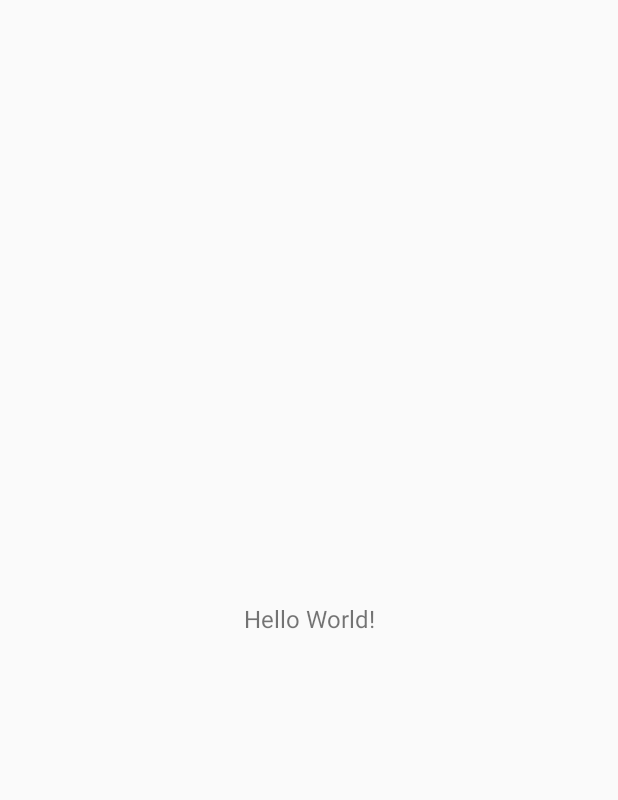
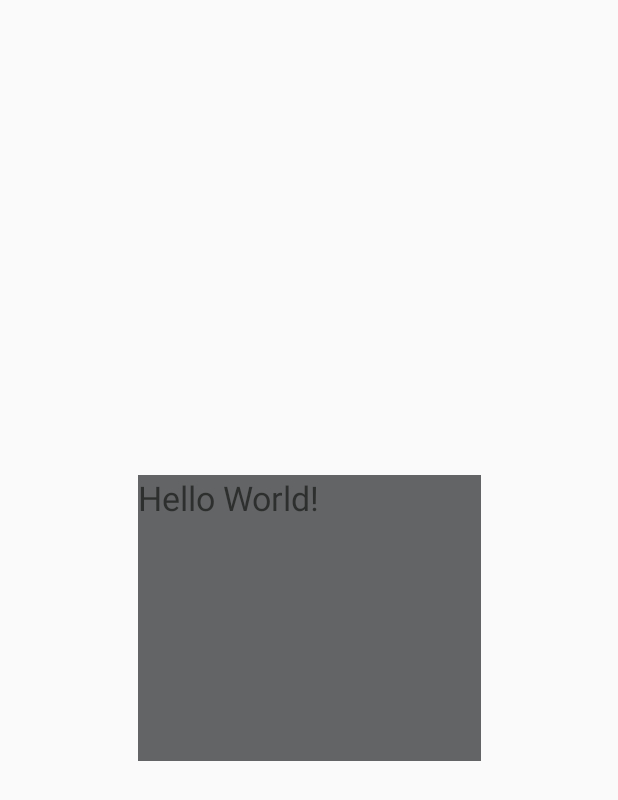
Before and after one commit to While1true/Demo22, an Android app: the screen it shows after launch (MainActivity), on a phone screen of 412 x 824 dp. Before the commit the part shown is almost empty. Shown: the top 800 px of the screen. Run offline under Robolectric (Android 15) with nearby library versions, the phone set to English and light mode, and no system bars.

Commit message:
屏幕适配

```diff
--- a/app/src/main/java/com/kxjsj/doctorassistant/Screen/AdjustUtils.java
+++ b/app/src/main/java/com/kxjsj/doctorassistant/Screen/AdjustUtils.java
@@ -46,9 +46,8 @@ public class AdjustUtils {
         /**
          * 同设计尺寸就直接返回
          */
-        checkIfNotNeedAdjust(application);
-//        if (checkIfNotNeedAdjust(application))
-//            return;
+        if (checkIfNotNeedAdjust(application))
+            return;
         /**
          * 获取相关参数
          */
@@ -193,9 +192,8 @@ public class AdjustUtils {
      * @param params
      */
     public static void adjustConstraintLayout(View child, ViewGroup.LayoutParams params) {
-        checkIfNotNeedAdjust(child.getContext());
-//        if (checkIfNotNeedAdjust(child.getContext()))
-//            return;
+        if (checkIfNotNeedAdjust(child.getContext()))
+            return;
         transformSize(child, (ConstraintLayout.LayoutParams) params);
         if (child instanceof ViewGroup && !(child instanceof ConstraintLayout))
             initChildViewGroup((ViewGroup) child, (ViewGroup.MarginLayoutParams) params);
--- a/app/src/main/res/layout/activity_main.xml
+++ b/app/src/main/res/layout/activity_main.xml
@@ -7,9 +7,11 @@
     tools:context="com.kxjsj.doctorassistant.MainActivity">
 
     <TextView
-        android:layout_width="wrap_content"
-        android:layout_height="wrap_content"
+        android:layout_width="300dp"
+        android:layout_height="250dp"
         android:text="Hello World!"
+        android:background="#636465"
+        android:textSize="20sp"
         app:layout_constraintBottom_toBottomOf="parent"
         app:layout_constraintLeft_toLeftOf="parent"
         app:layout_constraintRight_toRightOf="parent"
```
